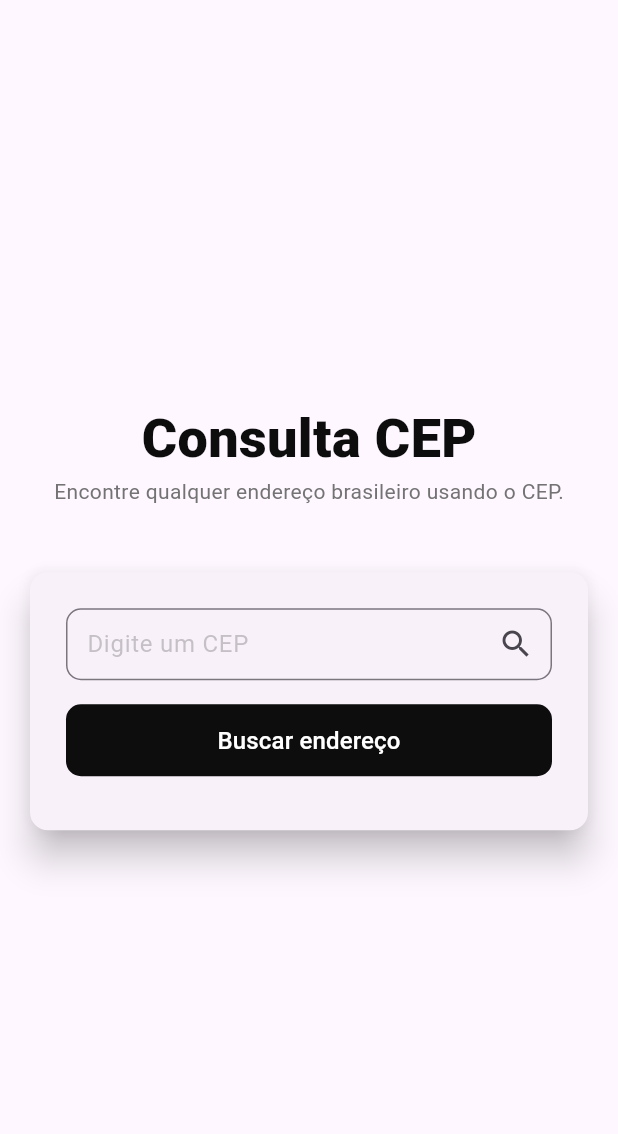
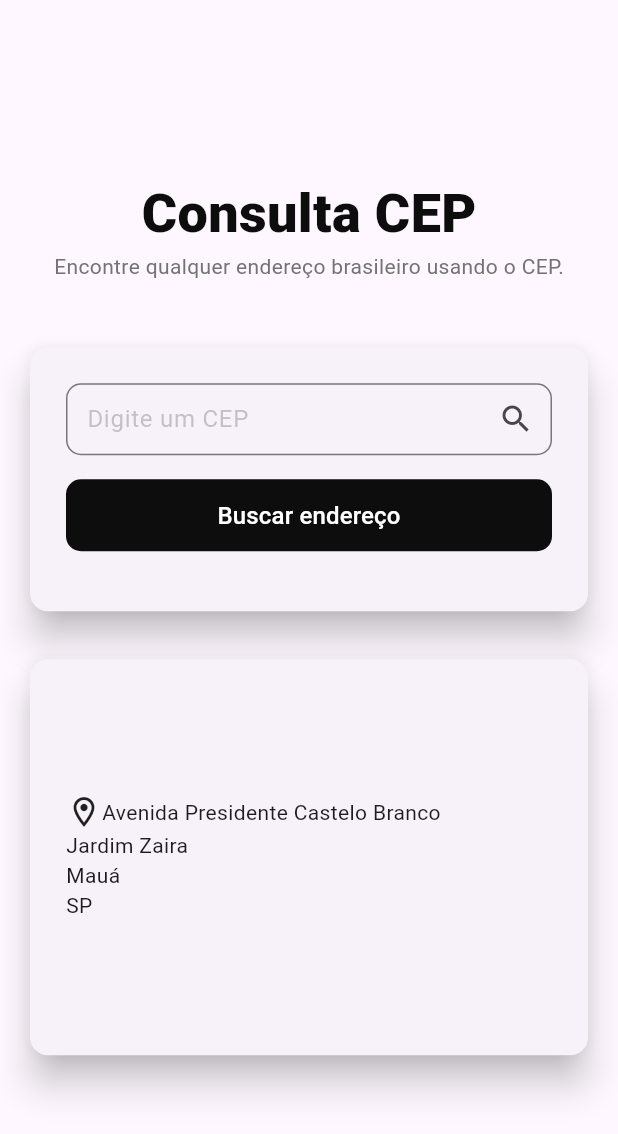
Before and after one commit to LucasBatistaX/Consulta_CEP, a Flutter app: the screen it shows after launch, on a phone screen of 412 x 824 dp. Shown: the top 1134 px of the screen. Run offline on Flutter 3.47's test engine with Material 3 defaults, Android fonts, the light colour scheme and no system bars.

Commit message:
Criação do titulo da aplicação e Card de Input de dados

```diff
--- a/lib/main.dart
+++ b/lib/main.dart
@@ -14,9 +14,6 @@ class MyApp extends StatelessWidget {
     return MaterialApp(
       title: 'Consulta CEP',
       debugShowCheckedModeBanner: false,
-      theme: ThemeData(
-        colorScheme: .fromSeed(seedColor: Colors.deepPurple),
-      ),
       home: const HomePage(),
     );
   }
--- a/lib/src/pages/home_page.dart
+++ b/lib/src/pages/home_page.dart
@@ -1,7 +1,8 @@
-import 'package:consulta_cep/src/utils/app_colors.dart';
 import 'package:consulta_cep/src/utils/app_sizes.dart';
-import 'package:consulta_cep/src/utils/app_text_styles.dart';
+import 'package:consulta_cep/src/widgets/input_card.dart';
 import 'package:flutter/material.dart';
+import 'package:consulta_cep/src/widgets/title_input_card.dart';
+
 
 class HomePage extends StatefulWidget {
   const HomePage({super.key});
@@ -17,60 +18,46 @@ class _HomePageState extends State<HomePage> {
       body: Padding(
         padding: const EdgeInsets.symmetric(horizontal: AppSizes.s16),
         child: Center(
+          child: SingleChildScrollView(
+            scrollDirection: Axis.vertical,
             child: Column(
               mainAxisAlignment: .center,
               children: [
-              Text("Consulta CEP", style: AppTextStyles.titleHeader),
-              Text("Encontre qualquer endereço brasileiro usando o CEP.", style: AppTextStyles.subTitleHeader),
+                TitleInputCard(),
                 SizedBox(height: AppSizes.s40,),
+                InputCard(),
+                SizedBox(height: AppSizes.s24,),
                 Container(
                   constraints: BoxConstraints(
-                  maxWidth: AppSizes.h448,
-                  minWidth: AppSizes.h358,
-                  maxHeight: AppSizes.w180
+                    maxHeight: 272,
+                    minHeight: 272,
+                    maxWidth: 447,
+                    minWidth: 447
                   ),
                   child: Card(
                     elevation: AppSizes.s10,
                     child: Padding(
-                    padding: const EdgeInsets.all(AppSizes.s24),
+                      padding: const EdgeInsets.all(24.0),
                       child: Column(
+                        mainAxisAlignment: .center,
+                        crossAxisAlignment: .start,
                         children: [
-                        TextFormField(
-                          decoration: InputDecoration(
-                            floatingLabelBehavior: FloatingLabelBehavior.never,
-                            label: Text("Digite um CEP", style: TextStyle(color: AppColors.subtitle.withAlpha(AppSizes.s100)),),
-                            contentPadding: EdgeInsets.symmetric(vertical: AppSizes.s10, horizontal: AppSizes.s10),
-                            suffixIcon: Icon(Icons.search),
-                            border: OutlineInputBorder(
-                            borderRadius: BorderRadius.circular(AppSizes.s10),
-                            borderSide: BorderSide(color: AppColors.subtitle.withAlpha(AppSizes.s100))
+                          Row(
+                            children: [
+                              Icon(Icons.location_on_outlined),
+                              Text("Avenida Presidente Castelo Branco"),
+                            ],
                           ),
-                          focusedBorder: OutlineInputBorder(
-                            borderRadius: BorderRadius.circular(AppSizes.s10),
-                            borderSide: BorderSide(color: AppColors.title)
-                          )
+                          Text("Jardim Zaira"),
+                          Text("Mauá"),
+                          Text("SP"),
+                        ],
                       ),
-
                     ),
-                        SizedBox(height: AppSizes.s16,),
-                        SizedBox(
-                          height: AppSizes.s48,
-                          width: double.infinity,
-                          child: TextButton(
-                            style: TextButton.styleFrom(
-                              backgroundColor: AppColors.title,
-                              shape: RoundedRectangleBorder(
-                                borderRadius: BorderRadius.circular(AppSizes.s10)
-                              )
-                            ),
-                            onPressed:(){}, child: Text("Buscar endereço", style: AppTextStyles.buttonTextStyle)
                   ),
                 )
               ],
             ),
-                  )),
-              )
-            ],
           ),
         ),
       ),
--- a/lib/src/utils/app_sizes.dart
+++ b/lib/src/utils/app_sizes.dart
@@ -30,7 +30,8 @@ class AppSizes {
   static const double h358 = 358.0; //min height Card.
 
   //widths
-  static const double w180 = 180.0; //width Card.
+  static const double w184 = 184.0; //width Card.
+  static const double w200 = 200.0; //width Card.
 
   //Ints
   static const int s100 = 100;
--- /dev/null
+++ b/lib/src/widgets/input_card.dart
@@ -0,0 +1,62 @@
+import 'package:consulta_cep/src/utils/app_colors.dart';
+import 'package:consulta_cep/src/utils/app_sizes.dart';
+import 'package:consulta_cep/src/utils/app_text_styles.dart';
+import 'package:flutter/material.dart';
+
+class InputCard extends StatelessWidget {
+  const InputCard({
+    super.key,
+  });
+
+  @override
+  Widget build(BuildContext context) {
+    return Container(
+      constraints: BoxConstraints(
+        maxWidth: AppSizes.h448,
+        minWidth: AppSizes.h358,
+        maxHeight: AppSizes.w184
+      ),
+      child: Card(
+        elevation: AppSizes.s10,
+        child: Padding(
+          padding: const EdgeInsets.all(AppSizes.s24),
+          child: Column(
+            children: [
+              TextFormField(
+                decoration: InputDecoration(
+                  floatingLabelBehavior: FloatingLabelBehavior.never,
+                  label: Text("Digite um CEP", style: TextStyle(color: AppColors.subtitle.withAlpha(AppSizes.s100)),),
+                  contentPadding: EdgeInsets.symmetric(vertical: AppSizes.s10, horizontal: AppSizes.s10),
+                  suffixIcon: Icon(Icons.search),
+                  border: OutlineInputBorder(
+                  borderRadius: BorderRadius.circular(AppSizes.s10),
+                  borderSide: BorderSide(color: AppColors.subtitle.withAlpha(AppSizes.s100))
+                ),
+                focusedBorder: OutlineInputBorder(
+                  borderRadius: BorderRadius.circular(AppSizes.s10),
+                  borderSide: BorderSide(color: AppColors.title)
+                )
+                ),
+
+              ),
+              SizedBox(height: AppSizes.s16,),
+              SizedBox(
+                height: AppSizes.s48,
+                width: double.infinity,
+                child: TextButton(
+                  style: TextButton.styleFrom(
+                    backgroundColor: AppColors.title,
+                    shape: RoundedRectangleBorder(
+                      borderRadius: BorderRadius.circular(AppSizes.s10)
+                    )
+                  ),
+                  onPressed:(){}, child: Text("Buscar endereço", style: AppTextStyles.buttonTextStyle)
+                ),
+              ),
+              SizedBox(height: AppSizes.s16,),
+            ],
+          ),
+        )),
+    );
+  }
+}
--- /dev/null
+++ b/lib/src/widgets/title_input_card.dart
@@ -0,0 +1,18 @@
+import 'package:consulta_cep/src/utils/app_text_styles.dart';
+import 'package:flutter/material.dart';
+
+class TitleInputCard extends StatelessWidget {
+  const TitleInputCard({
+    super.key,
+  });
+
+  @override
+  Widget build(BuildContext context) {
+    return Column(
+      children: [
+        Text("Consulta CEP", style: AppTextStyles.titleHeader),
+        Text("Encontre qualquer endereço brasileiro usando o CEP.", style: AppTextStyles.subTitleHeader),
+      ],
+    );
+  }
+}
```
Also changed, not shown: assets/logo.png, 1 other file. Lines whose indentation alone changed are shown as unchanged.
